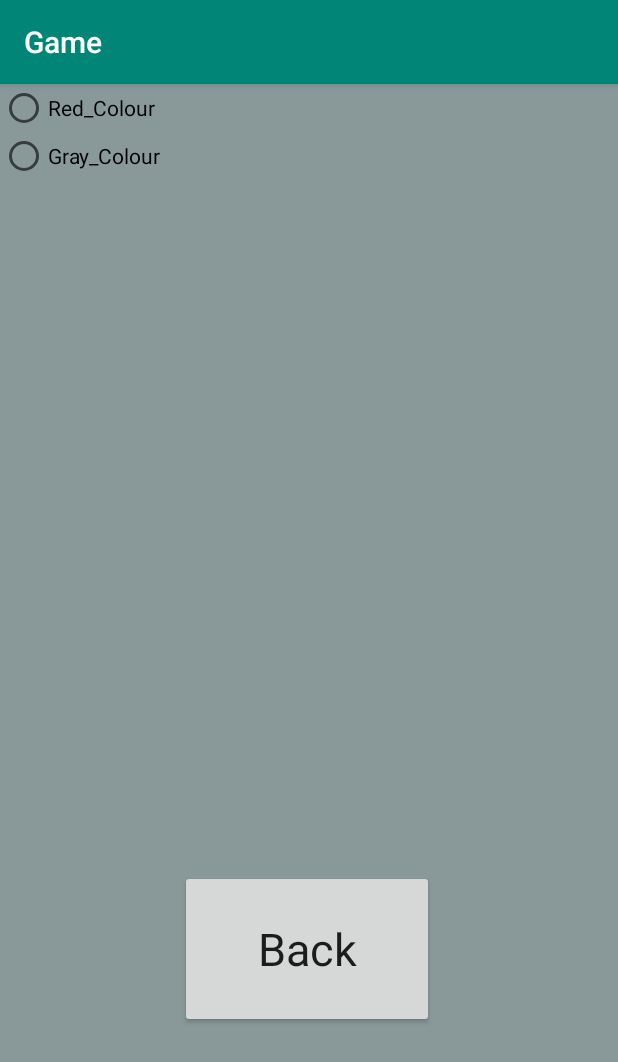
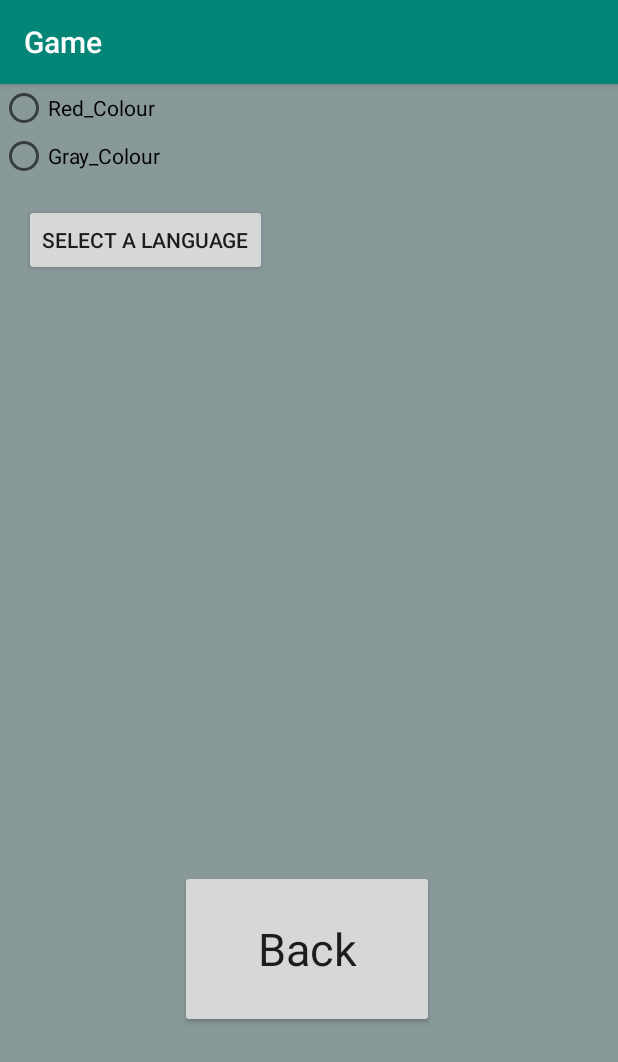
Before and after one commit to victor-alvarez/ThreeLevelAndriodGame, an Android app: the OptionsActivity screen opened directly, with no data from a screen before it, on a phone screen of 412 x 824 dp. Shown: the top 1062 px of the screen. Run offline under Robolectric (Android 15) with nearby library versions, the phone set to English and light mode, and no system bars; 1 statement that could not run was skipped.

Commit message:
"Modified BaseActivity to behave on configuration change. Implemented the changing language feature within the settings."

```diff
--- a/phase1/Game/app/src/main/java/com/example/game/BaseActivity.java
+++ b/phase1/Game/app/src/main/java/com/example/game/BaseActivity.java
@@ -1,15 +1,20 @@
 package com.example.game;
 
 import android.content.Context;
+import android.content.res.Configuration;
 import android.os.Bundle;
+import android.view.MenuItem;
+
 import androidx.annotation.Nullable;
 import androidx.appcompat.app.AppCompatActivity;
 
 public class BaseActivity extends AppCompatActivity {
+    public static LocaleManager localeManager;
 
     @Override
     protected void attachBaseContext(Context base){
-        super.attachBaseContext(base);
+        localeManager = new LocaleManager(base);
+        super.attachBaseContext(localeManager.setLocale(base));
     }
 
     @Override
@@ -21,4 +26,20 @@ public class BaseActivity extends AppCompatActivity {
     protected void onResume() {
         super.onResume();
     }
+
+    @Override
+    public boolean onOptionsItemSelected(MenuItem item) {
+        if (item.getItemId() == android.R.id.home) {
+            finish();
+            return true;
+        } else {
+            return super.onOptionsItemSelected(item);
+        }
+    }
+
+    @Override
+    public void onConfigurationChanged(Configuration newConfig) {
+        super.onConfigurationChanged(newConfig);
+        localeManager.setLocale(this);
+    }
 }
--- a/phase1/Game/app/src/main/java/com/example/game/LocaleManager.java
+++ b/phase1/Game/app/src/main/java/com/example/game/LocaleManager.java
@@ -31,13 +31,14 @@ public class LocaleManager {
     }
 
     public Context setNewLocale(Context context, String language) {
-        prefs.edit().putString(LANGUAGE_KEY, language).apply();
+        prefs.edit().putString(LANGUAGE_KEY, language).commit();
         return updateResources(context, language);
     }
 
     private Context updateResources(Context context, String language) {
         Locale locale = new Locale(language);
         Locale.setDefault(locale);
+
         Resources resources = context.getResources();
         Configuration configuration = new Configuration(resources.getConfiguration());
         configuration.setLocale(locale);
--- a/phase1/Game/app/src/main/res/layout/activity_options.xml
+++ b/phase1/Game/app/src/main/res/layout/activity_options.xml
@@ -41,4 +41,14 @@
             android:onClick="onRadioButtonClicked"
             android:text="@string/Gray" />
     </RadioGroup>
+
+    <Button
+        android:id="@+id/language_select_button"
+        android:layout_width="wrap_content"
+        android:layout_height="wrap_content"
+        android:layout_marginStart="16dp"
+        android:layout_marginTop="16dp"
+        android:text="@string/language_select"
+        app:layout_constraintStart_toStartOf="parent"
+        app:layout_constraintTop_toBottomOf="@+id/radioOptions_OptionsActivity" />
 </androidx.constraintlayout.widget.ConstraintLayout>
--- a/phase1/Game/app/src/main/res/values/strings.xml
+++ b/phase1/Game/app/src/main/res/values/strings.xml
@@ -3,6 +3,7 @@
     <string name="Option">Settings</string>
     <string name="Red">Red_Colour</string>
     <string name="Gray">Gray_Colour</string>
+    <string name="language_select">Select a Language</string>
     <string name="title_activity_login">Sign in</string>
     <string name="action_sign_in">Sign in or register</string>
     <string name="action_sign_in_short">Sign in</string>
```
Also changed, not shown: phase1/Game/app/src/main/java/com/example/game/App.java (deleted, +0 -7 lines), phase1/Game/app/src/main/java/com/example/game/OptionsActivity.java (+48 -2 lines), 3 other files.
